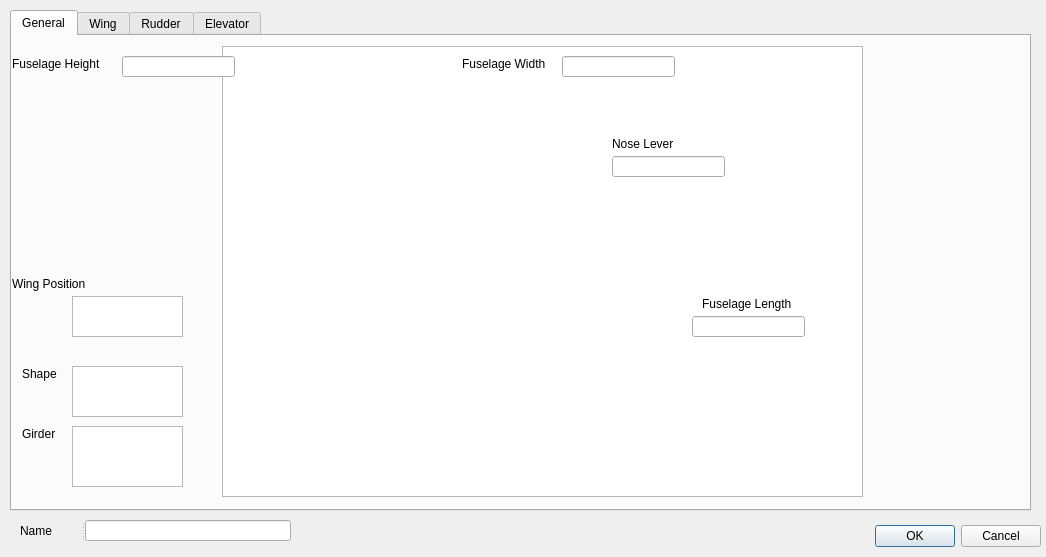
This is resources/airPlaneDesignWingdialog.ui in FredsFactory/FreeCAD_AirPlaneDesign as Qt 5 draws it before an edit. The edited form follows.
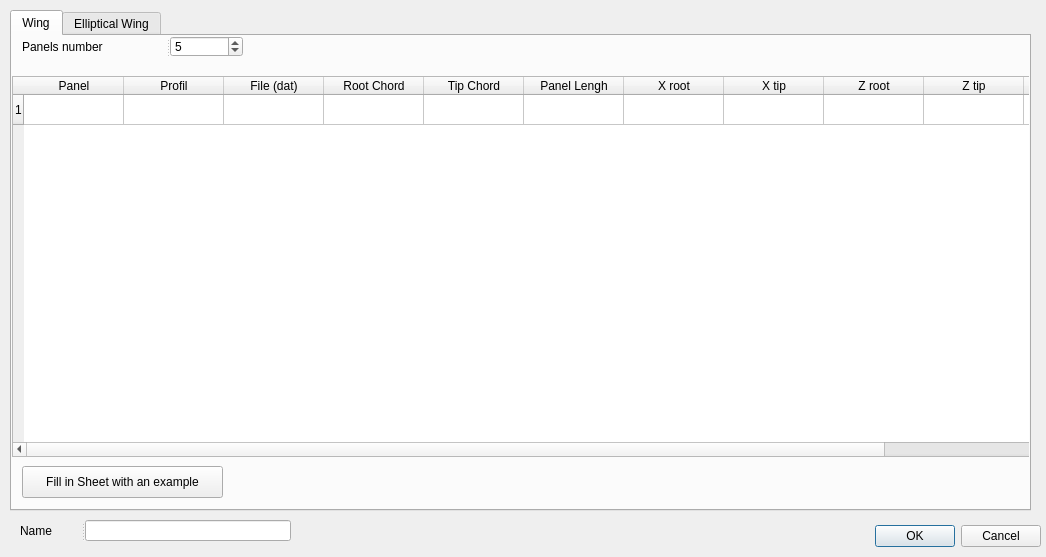
This is the edited form. The open tabs and pages were chosen to show the change. Icons and pictures are not drawn.

```diff
--- a/resources/airPlaneDesignWingdialog.ui
+++ b/resources/airPlaneDesignWingdialog.ui
@@ -28,229 +28,6 @@
    <property name="currentIndex">
     <number>1</number>
    </property>
-   <widget class="QWidget" name="Global">
-    <attribute name="title">
-     <string>General</string>
-    </attribute>
-    <widget class="QLineEdit" name="fuselageLength">
-     <property name="geometry">
-      <rect>
-       <x>680</x>
-       <y>280</y>
-       <width>113</width>
-       <height>21</height>
-      </rect>
-     </property>
-    </widget>
-    <widget class="QLabel" name="label_2">
-     <property name="geometry">
-      <rect>
-       <x>690</x>
-       <y>260</y>
-       <width>111</width>
-       <height>16</height>
-      </rect>
-     </property>
-     <property name="text">
-      <string>Fuselage Length</string>
-     </property>
-    </widget>
-    <widget class="QLineEdit" name="fuselageWidth">
-     <property name="geometry">
-      <rect>
-       <x>550</x>
-       <y>20</y>
-       <width>113</width>
-       <height>21</height>
-      </rect>
-     </property>
-    </widget>
-    <widget class="QLabel" name="label_4">
-     <property name="geometry">
-      <rect>
-       <x>450</x>
-       <y>20</y>
-       <width>101</width>
-       <height>16</height>
-      </rect>
-     </property>
-     <property name="text">
-      <string>Fuselage Width</string>
-     </property>
-    </widget>
-    <widget class="QLabel" name="label_5">
-     <property name="geometry">
-      <rect>
-       <x>0</x>
-       <y>20</y>
-       <width>101</width>
-       <height>16</height>
-      </rect>
-     </property>
-     <property name="text">
-      <string>Fuselage Height</string>
-     </property>
-    </widget>
-    <widget class="QLineEdit" name="fuselageHeight">
-     <property name="geometry">
-      <rect>
-       <x>110</x>
-       <y>20</y>
-       <width>113</width>
-       <height>21</height>
-      </rect>
-     </property>
-    </widget>
-    <widget class="QListWidget" name="listWidget">
-     <property name="geometry">
-      <rect>
-       <x>60</x>
-       <y>260</y>
-       <width>111</width>
-       <height>41</height>
-      </rect>
-     </property>
-    </widget>
-    <widget class="QLabel" name="label_6">
-     <property name="geometry">
-      <rect>
-       <x>600</x>
-       <y>100</y>
-       <width>71</width>
-       <height>16</height>
-      </rect>
-     </property>
-     <property name="text">
-      <string>Nose Lever</string>
-     </property>
-    </widget>
-    <widget class="QLabel" name="label_7">
-     <property name="geometry">
-      <rect>
-       <x>0</x>
-       <y>240</y>
-       <width>91</width>
-       <height>16</height>
-      </rect>
-     </property>
-     <property name="text">
-      <string>Wing Position</string>
-     </property>
-    </widget>
-    <widget class="QLineEdit" name="lineEdit">
-     <property name="geometry">
-      <rect>
-       <x>600</x>
-       <y>120</y>
-       <width>113</width>
-       <height>21</height>
-      </rect>
-     </property>
-    </widget>
-    <widget class="QLabel" name="label_8">
-     <property name="geometry">
-      <rect>
-       <x>10</x>
-       <y>330</y>
-       <width>59</width>
-       <height>16</height>
-      </rect>
-     </property>
-     <property name="text">
-      <string>Shape</string>
-     </property>
-    </widget>
-    <widget class="QLabel" name="label_9">
-     <property name="geometry">
-      <rect>
-       <x>10</x>
-       <y>390</y>
-       <width>59</width>
-       <height>16</height>
-      </rect>
-     </property>
-     <property name="text">
-      <string>Girder</string>
-     </property>
-    </widget>
-    <widget class="QListWidget" name="listWidget_2">
-     <property name="geometry">
-      <rect>
-       <x>60</x>
-       <y>330</y>
-       <width>111</width>
-       <height>51</height>
-      </rect>
-     </property>
-    </widget>
-    <widget class="QListWidget" name="listWidget_3">
-     <property name="geometry">
-      <rect>
-       <x>60</x>
-       <y>390</y>
-       <width>111</width>
-       <height>61</height>
-      </rect>
-     </property>
-    </widget>
-    <widget class="QLabel" name="label_10">
-     <property name="geometry">
-      <rect>
-       <x>210</x>
-       <y>10</y>
-       <width>641</width>
-       <height>451</height>
-      </rect>
-     </property>
-     <property name="whatsThis">
-      <string notr="true"/>
-     </property>
-     <property name="autoFillBackground">
-      <bool>false</bool>
-     </property>
-     <property name="text">
-      <string/>
-     </property>
-     <property name="pixmap">
-      <pixmap>plane.png</pixmap>
-     </property>
-     <property name="scaledContents">
-      <bool>true</bool>
-     </property>
-     <property name="openExternalLinks">
-      <bool>false</bool>
-     </property>
-    </widget>
-    <widget class="QGraphicsView" name="planeView">
-     <property name="geometry">
-      <rect>
-       <x>210</x>
-       <y>10</y>
-       <width>641</width>
-       <height>451</height>
-      </rect>
-     </property>
-     <property name="interactive">
-      <bool>true</bool>
-     </property>
-    </widget>
-    <zorder>planeView</zorder>
-    <zorder>label_10</zorder>
-    <zorder>fuselageLength</zorder>
-    <zorder>label_2</zorder>
-    <zorder>fuselageWidth</zorder>
-    <zorder>label_4</zorder>
-    <zorder>label_5</zorder>
-    <zorder>fuselageHeight</zorder>
-    <zorder>listWidget</zorder>
-    <zorder>label_6</zorder>
-    <zorder>label_7</zorder>
-    <zorder>lineEdit</zorder>
-    <zorder>label_8</zorder>
-    <zorder>label_9</zorder>
-    <zorder>listWidget_2</zorder>
-    <zorder>listWidget_3</zorder>
-   </widget>
    <widget class="QWidget" name="Wing">
     <attribute name="title">
      <string>Wing</string>
@@ -405,12 +182,7 @@
    </widget>
    <widget class="QWidget" name="Rudder">
     <attribute name="title">
-     <string>Rudder</string>
-    </attribute>
-   </widget>
-   <widget class="QWidget" name="Stab">
-    <attribute name="title">
-     <string>Elevator</string>
+     <string>Elliptical Wing</string>
     </attribute>
    </widget>
   </widget>
```
Left out of the diff: 4 changed lines with no effect on the pictures.
